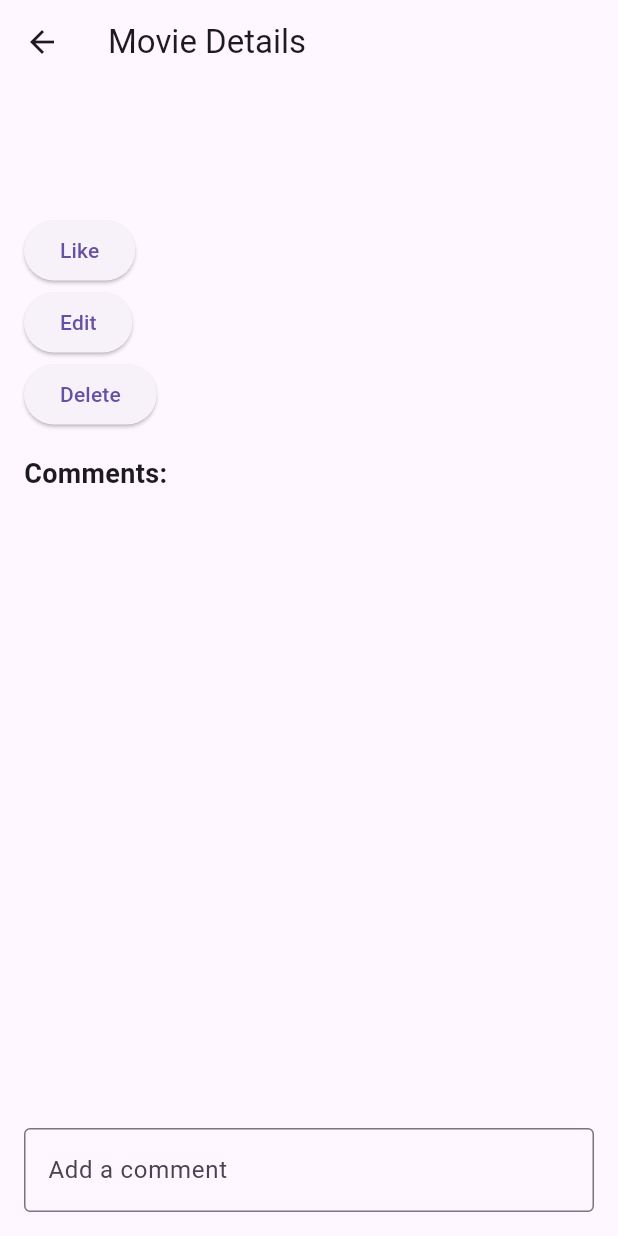
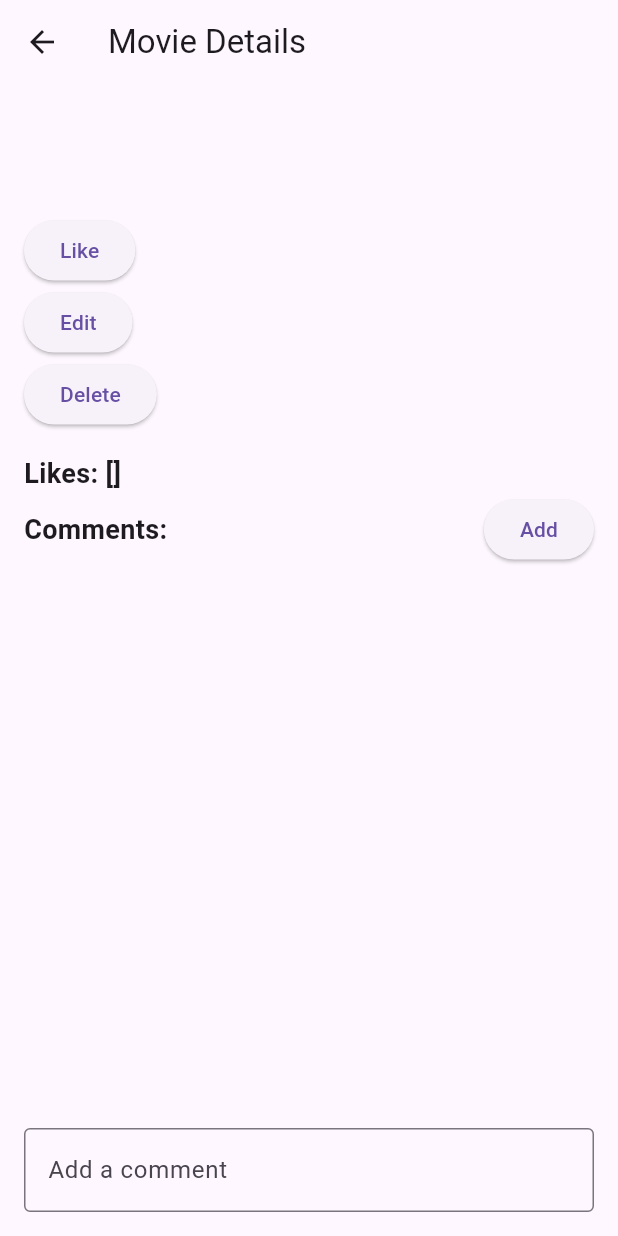
Before and after one commit to Mhamad-Raad/Internship-tasks, a Flutter app: the MovieDetailsScreen screen opened directly with empty values, after a tap on "Delete", on a phone screen of 412 x 824 dp. Run offline on Flutter 3.47's test engine with Material 3 defaults, Android fonts, the light colour scheme and no system bars; network calls fail.

Commit message:
add comment functionality

```diff
--- a/8-FullStack/Mobile/movies_library/lib/MovieDetailsScreen.dart
+++ b/8-FullStack/Mobile/movies_library/lib/MovieDetailsScreen.dart
@@ -2,77 +2,109 @@ import 'package:flutter/material.dart';
 import 'package:http/http.dart' as http;
 import 'dart:convert';
 
-import 'package:movies_library/main.dart';
+// ignore: must_be_immutable
+class MovieDetailsScreen extends StatefulWidget {
+  dynamic movie;
 
-class MovieDetailsScreen extends StatefulWidget {
-  final Movie movie;
-
-  const MovieDetailsScreen({Key? key, required this.movie}) : super(key: key);
+  MovieDetailsScreen({Key? key, required this.movie}) : super(key: key);
 
   @override
   _MovieDetailsScreenState createState() => _MovieDetailsScreenState();
 }
 
 class _MovieDetailsScreenState extends State<MovieDetailsScreen> {
-  List<Comment> comments = [];
+  var inputController = TextEditingController();
 
   @override
   void initState() {
     super.initState();
-    fetchComments();
-  }
-
-  Future<void> fetchComments() async {
-    final response = await http.get(Uri.parse(
-        'http://192.168.1.41:3000/movies/${widget.movie.id}/comments'));
-
-    if (response.statusCode == 200) {
-      final List<dynamic> data = json.decode(response.body);
-      setState(() {
-        comments = data.map((json) => Comment.fromJson(json)).toList();
-      });
-    } else {
-      throw Exception('Failed to load comments');
-    }
   }
 
   Future<void> likeMovie() async {
+    try {
       final response = await http.post(
-        Uri.parse('http://192.168.1.41:3000/movies/${widget.movie.id}/likes'));
+        Uri.parse(
+            'http://192.168.1.41:3000/movies/${widget.movie['movie_id']}/likes'),
+      );
 
       if (response.statusCode == 200) {
         // Successfully liked the movie, update UI or fetch updated data
+        fetchMovieDetails();
       } else {
-      print('Failed to like the movie');
+        print('Failed to like the movie. Status code: ${response.statusCode}');
+      }
+    } catch (error) {
+      print('Error liking the movie: $error');
     }
   }
 
   Future<void> deleteMovie() async {
-    final response = await http.delete(
-        Uri.parse('http://192.168.1.41:3000/movies/${widget.movie.id}'));
+    try {
+      final response = await http.delete(Uri.parse(
+          'http://192.168.1.41:3000/movies/${widget.movie['movie_id']}'));
 
       if (response.statusCode == 200) {
         // Successfully deleted the movie, navigate back or show a success message
+        // For now, let's fetch the updated movie details
+        fetchMovieDetails();
       } else {
-      print('Failed to delete the movie');
+        print(
+            'Failed to delete the movie. Status code: ${response.statusCode}');
+      }
+    } catch (error) {
+      print('Error deleting the movie: $error');
     }
   }
 
-  Future<void> addComment(String text) async {
+  Future<void> addComment() async {
+    var text = inputController.text;
+    print(text);
+    try {
       final response = await http.post(
         Uri.parse(
-            'http://192.168.1.41:3000/movies/${widget.movie.id}/comments'),
-        body: {'text': text});
+            'http://192.168.1.41:3000/movies/${widget.movie['movie_id']}/comments'),
+        headers: {"Content-Type": "application/json"},
+        body: jsonEncode({'text': text, 'user': 'someone'}),
+      );
 
+      print('Failed to add comment. Status code: ${response.statusCode}');
+      print('Response body: ${response.body}');
+
+      if (response.statusCode == 201) {
+        // Successfully added the comment, update UI or fetch updated data
+        fetchMovieDetails();
+        inputController.clear();
+      } else {
+        print('Failed to add comment. Status code: ${response.statusCode}');
+      }
+    } catch (error) {
+      print('Error adding comment: $error');
+    }
+  }
+
+  // Function to fetch updated movie details
+  Future<void> fetchMovieDetails() async {
+    try {
+      final response = await http.get(Uri.parse(
+          'http://192.168.1.41:3000/movies/${widget.movie['movie_id']}'));
       if (response.statusCode == 200) {
-      // Successfully added the comment, update UI or fetch updated data
+        final Map<String, dynamic> data = json.decode(response.body);
+        setState(() {
+          widget.movie = data;
+        });
       } else {
-      print('Failed to add comment');
+        print(
+            'Failed to fetch updated movie details. Status code: ${response.statusCode}');
+      }
+    } catch (error) {
+      print('Error fetching updated movie details: $error');
     }
   }
 
   @override
   Widget build(BuildContext context) {
+    print(widget.movie);
+
     return Scaffold(
       appBar: AppBar(
         title: Text('Movie Details'),
@@ -82,9 +114,9 @@ class _MovieDetailsScreenState extends State<MovieDetailsScreen> {
         child: Column(
           crossAxisAlignment: CrossAxisAlignment.start,
           children: [
-            Text(widget.movie.title,
+            Text(widget.movie['title'],
                 style: TextStyle(fontSize: 24, fontWeight: FontWeight.bold)),
-            Text(widget.movie.description),
+            Text(widget.movie['description']),
             // Display other movie details as needed
 
             SizedBox(height: 16),
@@ -108,16 +140,34 @@ class _MovieDetailsScreenState extends State<MovieDetailsScreen> {
             ),
 
             SizedBox(height: 16),
+            Text('Likes: ${widget.movie['likes']}',
+                style: TextStyle(fontSize: 18, fontWeight: FontWeight.bold)),
 
-            Text('Comments:',
-                style: TextStyle(fontSize: 18, fontWeight: FontWeight.bold)),
+            Row(
+              children: [
+                const Expanded(
+                  child: Text('Comments:',
+                      style:
+                          TextStyle(fontSize: 18, fontWeight: FontWeight.bold)),
+                ),
+                ElevatedButton(
+                  onPressed: () => addComment(),
+                  child: Text('Add'),
+                ),
+              ],
+            ),
 
             Expanded(
               child: ListView.builder(
-                itemCount: comments.length,
+                itemCount: widget.movie['comments']?.length ?? 0,
                 itemBuilder: (context, index) {
                   return ListTile(
-                    title: Text(comments[index].text),
+                    title: Text(
+                        json.decode(widget.movie['comments'][index])['user'] ??
+                            ''),
+                    subtitle: Text(
+                        json.decode(widget.movie['comments'][index])['text'] ??
+                            ''),
                     // Display other comment details as needed
                   );
                 },
@@ -127,7 +177,7 @@ class _MovieDetailsScreenState extends State<MovieDetailsScreen> {
             SizedBox(height: 16),
 
             TextField(
-              onSubmitted: (text) => addComment(text),
+              controller: inputController,
               decoration: InputDecoration(
                 labelText: 'Add a comment',
                 border: OutlineInputBorder(),
@@ -139,13 +189,3 @@ class _MovieDetailsScreenState extends State<MovieDetailsScreen> {
     );
   }
 }
-
-class Comment {
-  final String text;
-
-  Comment({required this.text});
-
-  factory Comment.fromJson(Map<String, dynamic> json) {
-    return Comment(text: json['text']);
-  }
-}
--- a/8-FullStack/Mobile/movies_library/lib/main.dart
+++ b/8-FullStack/Mobile/movies_library/lib/main.dart
@@ -28,7 +28,7 @@
 }
 
 class _MovieListScreenState extends State<MovieListScreen> {
-  List<Movie> movies = [];
+  List movies = [];
 
   Future<void> fetchMovies() async {
     print('works');
@@ -40,7 +40,7 @@
       final List<dynamic> data = await json.decode(response.body);
       print(data);
       setState(() {
-        movies = data.map((json) => Movie.fromJson(json)).toList();
+        movies = data;
       });
       print('object');
     } else {
@@ -73,7 +73,7 @@
 }
 
 class MovieCard extends StatelessWidget {
-  final Movie movie;
+  final movie;
 
   const MovieCard({Key? key, required this.movie}) : super(key: key);
 
@@ -82,14 +82,14 @@
     return Card(
       child: ListTile(
         title: Text(
-          movie.title,
+          movie['title'],
           // style the text blakc and big
           style: const TextStyle(
             color: Colors.black,
             fontSize: 24,
           ),
         ),
-        subtitle: Text(movie.description),
+        subtitle: Text(movie['description']),
         onTap: () {
           Navigator.push(
               context,
@@ -100,21 +100,3 @@
     );
   }
 }
-
-class Movie {
-  final int id;
-  final String title;
-  final String description;
-  // Add other fields as needed
-
-  Movie({required this.id, required this.title, required this.description});
-
-  factory Movie.fromJson(Map<String, dynamic> json) {
-    return Movie(
-      id: json['movie_id'],
-      title: json['title'],
-      description: json['description'],
-      // Parse other fields from the JSON response
-    );
-  }
-}
```
Lines whose indentation alone changed are shown as unchanged.
